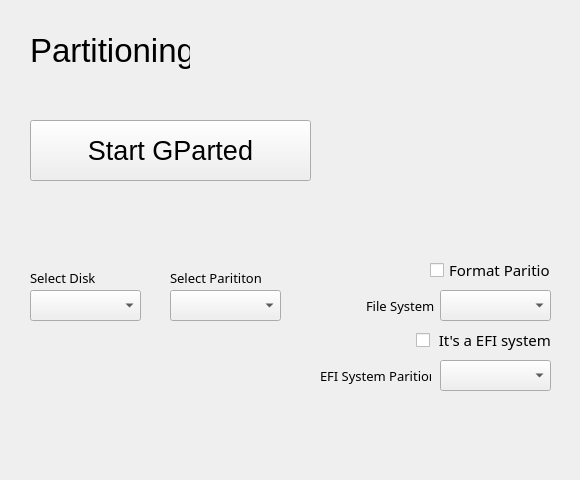
This is NewQtUi/PartedDiskTab/PartedDiskTab.ui in AOSC-Archive/AOSC-LiveKit as Qt 5 draws it before an edit. The edited form follows.
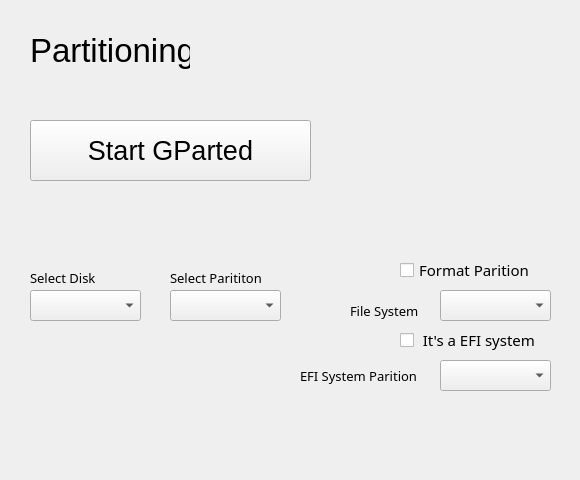
This is the edited form.

```diff
--- a/NewQtUi/PartedDiskTab/PartedDiskTab.ui
+++ b/NewQtUi/PartedDiskTab/PartedDiskTab.ui
@@ -87,9 +87,9 @@
   <widget class="QCheckBox" name="FormatCheckBox">
    <property name="geometry">
     <rect>
-     <x>430</x>
+     <x>400</x>
      <y>260</y>
-     <width>121</width>
+     <width>151</width>
      <height>20</height>
     </rect>
    </property>
@@ -154,9 +154,9 @@
   <widget class="QCheckBox" name="MyDeviceIsEFICheckBox">
    <property name="geometry">
     <rect>
-     <x>416</x>
+     <x>400</x>
      <y>330</y>
-     <width>141</width>
+     <width>151</width>
      <height>20</height>
     </rect>
    </property>
@@ -183,9 +183,9 @@
   <widget class="QLabel" name="MyDeviceIsEFILabel">
    <property name="geometry">
     <rect>
-     <x>320</x>
+     <x>300</x>
      <y>360</y>
-     <width>111</width>
+     <width>131</width>
      <height>31</height>
     </rect>
    </property>
@@ -202,9 +202,9 @@
   <widget class="QLabel" name="FileSystemTypeLabel">
    <property name="geometry">
     <rect>
-     <x>366</x>
-     <y>295</y>
-     <width>71</width>
+     <x>350</x>
+     <y>300</y>
+     <width>81</width>
      <height>21</height>
     </rect>
    </property>
```
